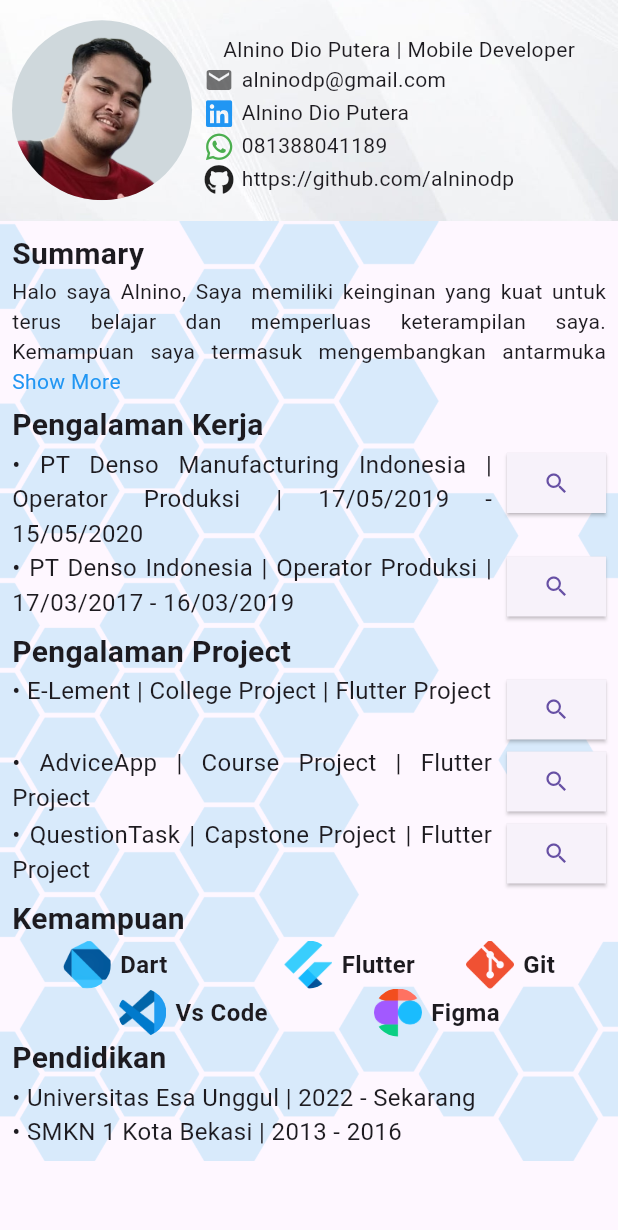
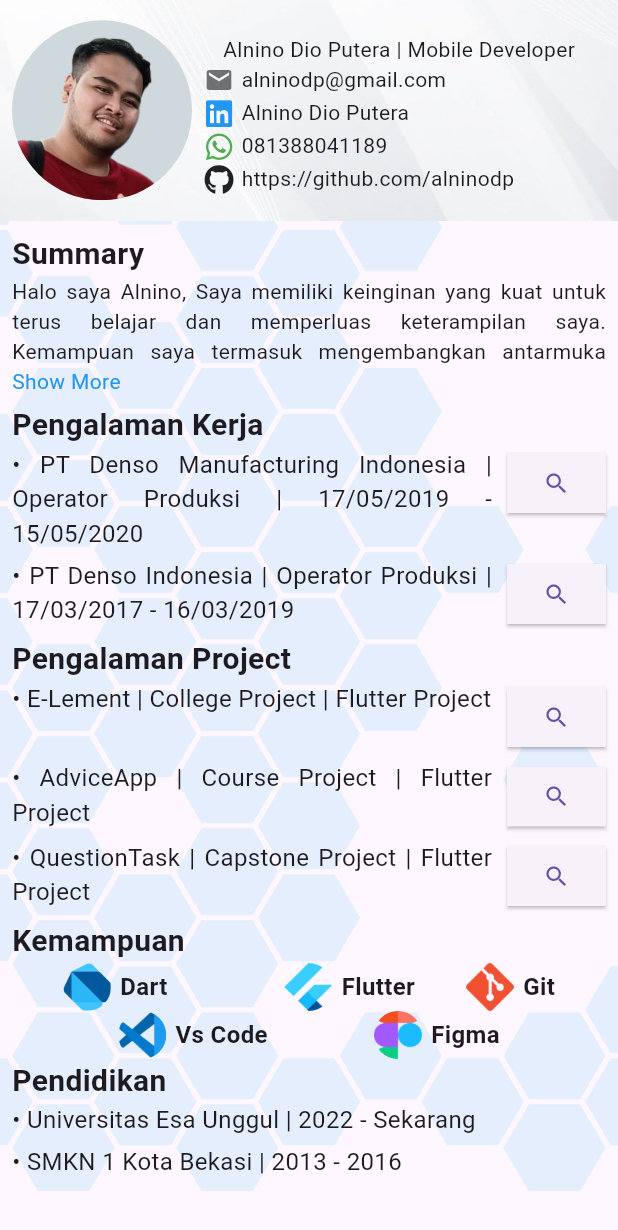
Before and after one commit to AlninoDP/curriculum_vitae, a Flutter app: the screen it shows after launch, on a phone screen of 412 x 824 dp. Shown: the top 1230 px of the screen. Run offline on Flutter 3.47's test engine with Material 3 defaults, Android fonts, the phone set to English and light mode, and no system bars; our stand-ins replace font_awesome_flutter.

```diff
--- a/lib/curriculum_vitae.dart
+++ b/lib/curriculum_vitae.dart
@@ -18,7 +18,7 @@ class CurriculumVitae extends StatelessWidget {
       child: Scaffold(
         body: CustomBackground(
           imgSrc: 'assets/images/bg_body.png',
-          opacity: 0.6,
+          opacity: 0.4,
           child: SingleChildScrollView(
             child: Column(
               children: [
@@ -58,6 +58,7 @@ class CurriculumVitae extends StatelessWidget {
               content: workExperienceText[0],
             ),
           ),
+          const SizedBox(height: 5),
           PersonalExperience(
             jobText:
                 'PT Denso Indonesia | Operator Produksi | 17/03/2017 - 16/03/2019',
@@ -77,6 +78,8 @@ class CurriculumVitae extends StatelessWidget {
               content: projectExperienceText[0],
             ),
           ),
+          const SizedBox(height: 5),
+
           PersonalExperience(
             jobText: 'AdviceApp | Course Project | Flutter Project',
             onPressed: () => _showJobResponsibility(
@@ -84,6 +87,8 @@ class CurriculumVitae extends StatelessWidget {
               content: projectExperienceText[1],
             ),
           ),
+          const SizedBox(height: 5),
+
           PersonalExperience(
               jobText: 'QuestionTask | Capstone Project | Flutter Project',
               onPressed: () => _showJobResponsibility(
@@ -137,6 +142,7 @@ class CurriculumVitae extends StatelessWidget {
               fontSize: 16,
             ),
           ),
+          const SizedBox(height: 5),
           const Text(
             '\u2022 SMKN 1 Kota Bekasi | 2013 - 2016',
             textAlign: TextAlign.justify,
--- a/lib/main.dart
+++ b/lib/main.dart
@@ -13,7 +13,7 @@ class MyApp extends StatelessWidget {
   @override
   Widget build(BuildContext context) {
     return MaterialApp(
-      title: 'Curriculum Vitae',
+      title: 'AlninoDp CV',
       debugShowCheckedModeBanner: false,
       theme: ThemeData(
         useMaterial3: true,
```
